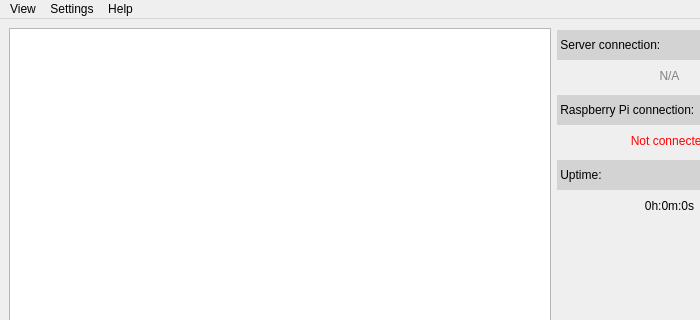
This is source/client/main_window.ui in solar-car/telemetry as Qt 5 draws it before an edit; both pictures show x 0 to 700 and y 0 to 320 of the 791 by 660 pixel window. The edited form follows.
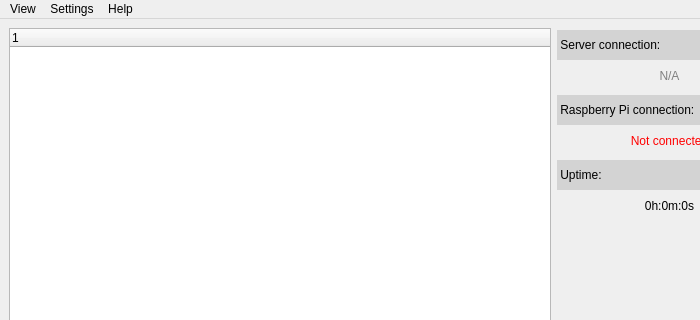
This is the edited form.

Commit message: gui actually working now

Patch:
```diff
--- a/source/client/main_window.ui
+++ b/source/client/main_window.ui
@@ -251,7 +251,13 @@
         <number>0</number>
        </property>
        <item>
-        <widget class="QTreeView" name="tree_view"/>
+        <widget class="QTreeWidget" name="module_tree">
+         <column>
+          <property name="text">
+           <string notr="true">1</string>
+          </property>
+         </column>
+        </widget>
        </item>
       </layout>
      </widget>
```
Left out of the diff: 6 changed lines with no effect on the pictures. The commit also changes 1 other file.
